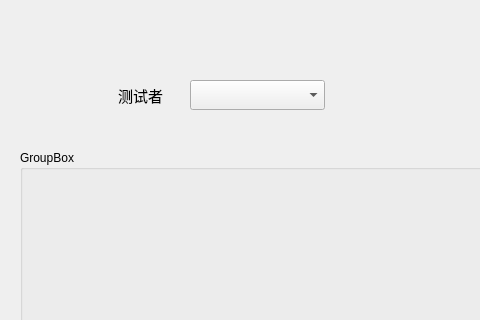
Old version of the form healthMain/histroyassess.ui in the repository OldFish-loveCat/Sys_Evaluation; both pictures show x 0 to 480 and y 0 to 320 of the 822 by 723 pixel window.
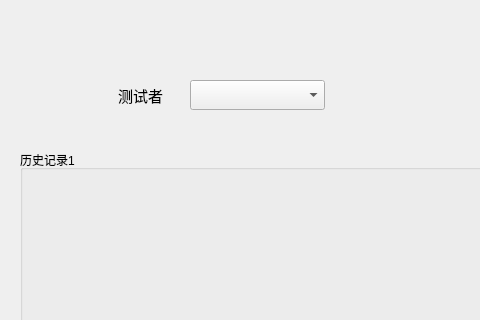
New version of the form.

The edit to the form file:
```diff
--- a/healthMain/histroyassess.ui
+++ b/healthMain/histroyassess.ui
@@ -42,7 +42,7 @@
      </rect>
     </property>
     <property name="title">
-     <string>GroupBox</string>
+     <string>历史记录1</string>
     </property>
    </widget>
    <widget class="QPushButton" name="returnBack">
```
Left out of the diff: 2 changed lines with no effect on the pictures.
